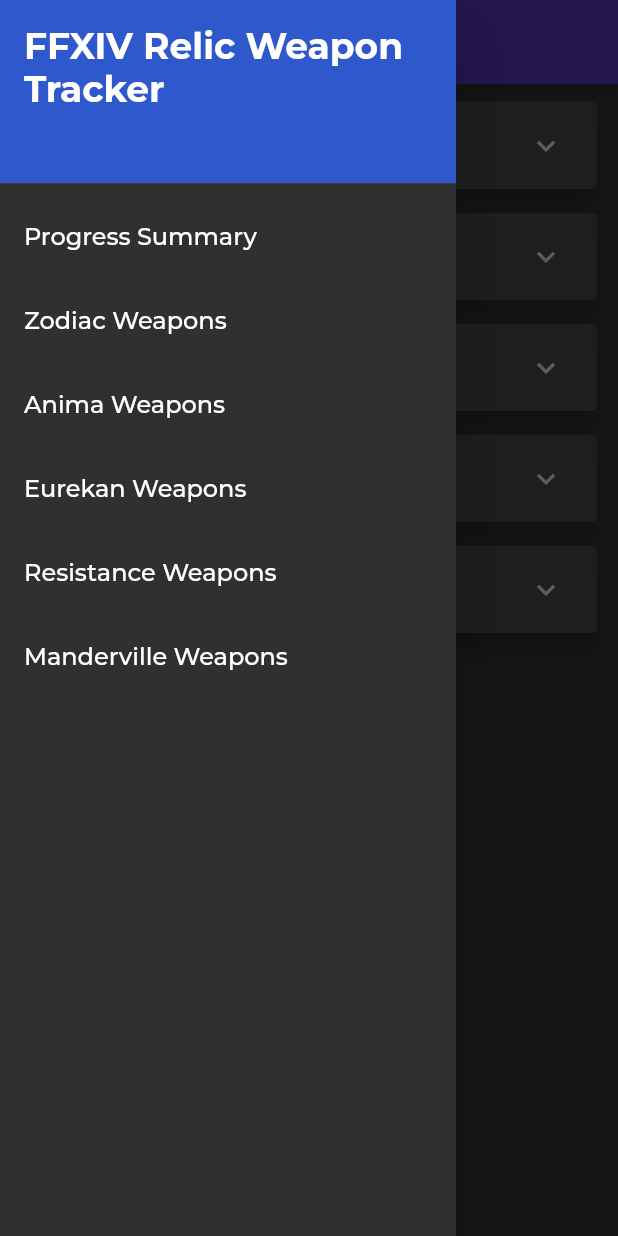
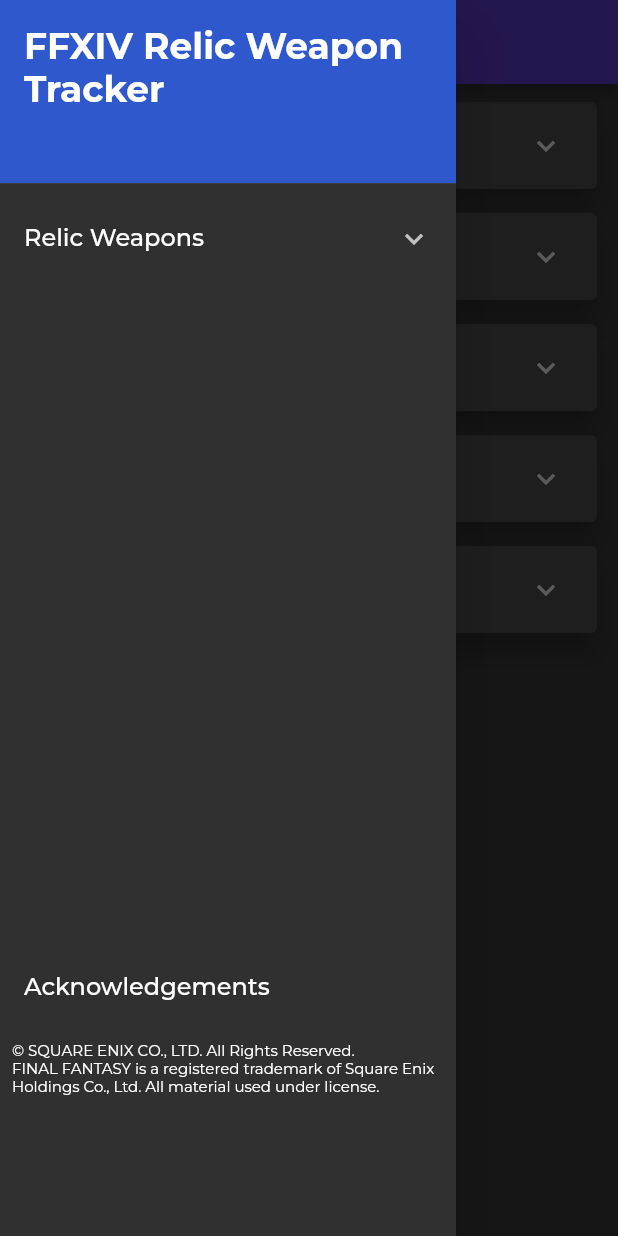
Before and after one commit to zhonghan96/ffxiv-relic-tracker, a Flutter app: the screen it shows after launch, with the side drawer open, on a phone screen of 412 x 824 dp. Run offline on Flutter 3.47's test engine with Material 2 defaults, Android fonts, the light colour scheme and no system bars; missing offline and left inert: extended_text; project files that could hold a hidden picture were left out.

Commit message:
Modified Drawer to accomodate more relics, added acknowledgements & SE copyrights

```diff
--- a/lib/Utility/config.dart
+++ b/lib/Utility/config.dart
@@ -2,17 +2,23 @@
 
 class TextFormating {
   static TextStyle appBarText = const TextStyle(fontSize: 20);
+
   static TextStyle drawerHeader =
       const TextStyle(fontSize: 24, fontWeight: FontWeight.bold);
-  static TextStyle drawerListItems = const TextStyle(fontSize: 16);
+  static TextStyle drawerListItemsHeader = const TextStyle(fontSize: 16);
+  static TextStyle drawerListItems = const TextStyle(fontSize: 14);
+  static TextStyle drawerFootnote = const TextStyle(fontSize: 10);
+
   static TextStyle widgetHeader =
       const TextStyle(fontSize: 18, fontWeight: FontWeight.w600);
   static TextStyle widgetContent = const TextStyle(fontSize: 14);
+  static TextStyle hyperlink =
+      const TextStyle(fontSize: 14, color: Colors.lightBlueAccent);
   static TextStyle widgetSubcontent =
       const TextStyle(fontSize: 12, fontStyle: FontStyle.italic);
 
-  static TextStyle hyperlink =
-      const TextStyle(fontSize: 14, color: Colors.lightBlueAccent);
+  static TextStyle acknowledgements =
+      const TextStyle(fontSize: 16);
 }
 
 class ColorPallete {
@@ -33,15 +39,6 @@
 //   \_____|_|\__,_|___/___/ |_____|_| |_|_| \___/
 
 class StaticLists {
-  static List drawerItems = [
-    'Progress Summary',
-    'Zodiac Weapons',
-    'Anima Weapons',
-    'Eurekan Weapons',
-    'Resistance Weapons',
-    'Manderville Weapons',
-  ];
-
   static List tableHeaders = ['Resource', 'Needed', 'Inventory', 'Remaining'];
 
   static List classList = [
--- a/lib/main.dart
+++ b/lib/main.dart
@@ -6,6 +6,7 @@
 import 'UI/eurekan.dart';
 import 'UI/resistance.dart';
 import 'UI/manderville.dart';
+import 'UI/acknowledgements.dart';
 
 import 'Utility/config.dart';
 // import 'Utility/path_provider_helper.dart';
@@ -53,6 +54,8 @@
         return const ResistancePage();
       case 'Manderville Weapons':
         return const MandervillePage();
+      case 'Acknowledgements':
+        return const AcknowledgementPage();
     }
   }
 
@@ -78,15 +81,19 @@
               ),
             ),
           ),
-          SizedBox(
-            height: 600.0,
-            child: ListView.builder(
-              padding: EdgeInsets.zero,
-              itemCount: StaticLists.drawerItems.length,
-              itemBuilder: (context, index) {
-                return ListTile(
+          SingleChildScrollView(
+            child: SizedBox(
+              height: 500,
+              child: Column(
+                children: [
+                  ExpansionTile(
+                    title: Text('Relic Weapons',
+                        style: TextFormating.drawerListItemsHeader),
+                    childrenPadding: const EdgeInsets.only(left: 10),
+                    children: [
+                      ListTile(
                         title: Text(
-                    StaticLists.drawerItems[index],
+                          'Progress Summary',
                           style: TextFormating.drawerListItems,
                         ),
                         onTap: () {
@@ -94,14 +101,114 @@
                             context,
                             MaterialPageRoute(
                               builder: (context) =>
-                            HomePage(pageTitle: StaticLists.drawerItems[index]),
+                                  const HomePage(pageTitle: 'Progress Summary'),
                             ),
                           );
                         },
+                      ),
+                      ListTile(
+                        title: Text(
+                          'Zodiac Weapons',
+                          style: TextFormating.drawerListItems,
+                        ),
+                        onTap: () {
+                          Navigator.push(
+                            context,
+                            MaterialPageRoute(
+                              builder: (context) =>
+                                  const HomePage(pageTitle: 'Zodiac Weapons'),
+                            ),
                           );
                         },
                       ),
+                      ListTile(
+                        title: Text(
+                          'Anima Weapons',
+                          style: TextFormating.drawerListItems,
                         ),
+                        onTap: () {
+                          Navigator.push(
+                            context,
+                            MaterialPageRoute(
+                              builder: (context) =>
+                                  const HomePage(pageTitle: 'Anima Weapons'),
+                            ),
+                          );
+                        },
+                      ),
+                      ListTile(
+                        title: Text(
+                          'Eurekan Weapons',
+                          style: TextFormating.drawerListItems,
+                        ),
+                        onTap: () {
+                          Navigator.push(
+                            context,
+                            MaterialPageRoute(
+                              builder: (context) =>
+                                  const HomePage(pageTitle: 'Eurekan Weapons'),
+                            ),
+                          );
+                        },
+                      ),
+                      ListTile(
+                        title: Text(
+                          'Resistance Weapons',
+                          style: TextFormating.drawerListItems,
+                        ),
+                        onTap: () {
+                          Navigator.push(
+                            context,
+                            MaterialPageRoute(
+                              builder: (context) => const HomePage(
+                                  pageTitle: 'Resistance Weapons'),
+                            ),
+                          );
+                        },
+                      ),
+                      ListTile(
+                        title: Text(
+                          'Manderville Weapons',
+                          style: TextFormating.drawerListItems,
+                        ),
+                        onTap: () {
+                          Navigator.push(
+                            context,
+                            MaterialPageRoute(
+                              builder: (context) => const HomePage(
+                                  pageTitle: 'Manderville Weapons'),
+                            ),
+                          );
+                        },
+                      ),
+                    ],
+                  ),
+                ],
+              ),
+            ),
+          ),
+          ListTile(
+            title: Text(
+              'Acknowledgements',
+              style: TextFormating.drawerListItemsHeader,
+            ),
+            onTap: () {
+              Navigator.push(
+                context,
+                MaterialPageRoute(
+                  builder: (context) =>
+                      const HomePage(pageTitle: 'Acknowledgements'),
+                ),
+              );
+            },
+          ),
+          Padding(
+            padding: const EdgeInsets.all(8),
+            child: Text(
+              '© SQUARE ENIX CO., LTD. All Rights Reserved.\nFINAL FANTASY is a registered trademark of Square Enix Holdings Co., Ltd. All material used under license.',
+              style: TextFormating.drawerFootnote,
+            ),
+          )
         ]),
       ),
       body: bodyDisplay(),
```
Also changed, not shown: lib/UI/acknowledgements.dart (added, +42 -0 lines). Lines whose indentation alone changed are shown as unchanged.
